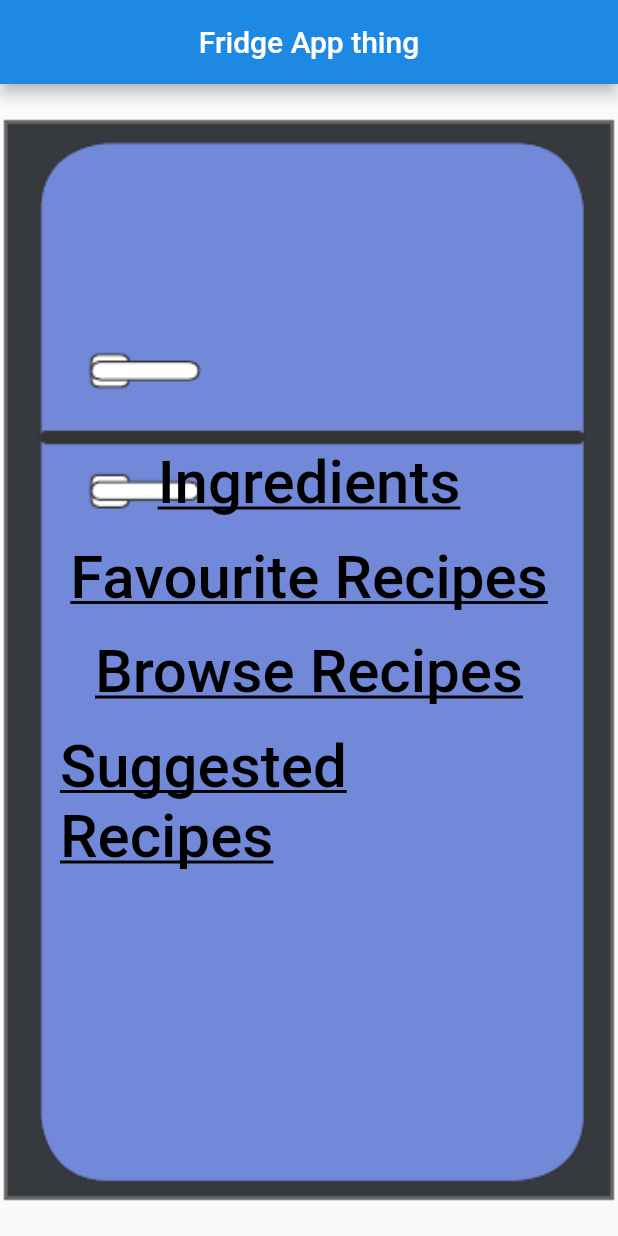
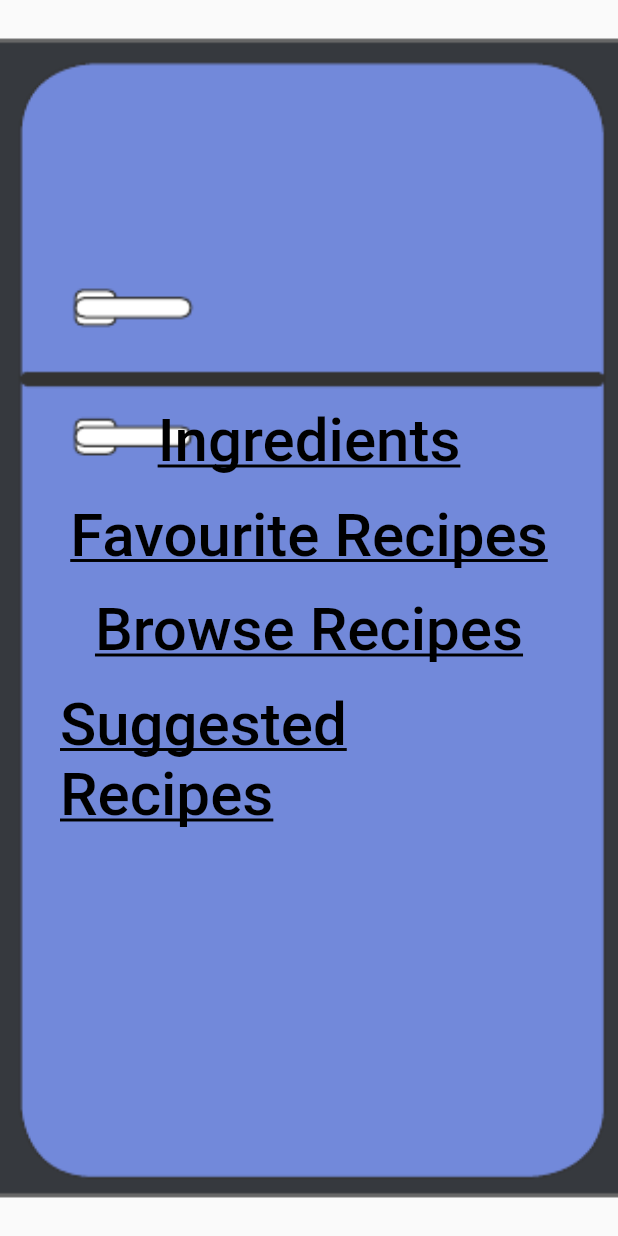
Before and after one commit to kristianduke/fridge-app-dev, a Flutter app: the screen it shows after launch, on a phone screen of 412 x 824 dp. Run offline on Flutter 3.47's test engine with Material 2 defaults, Android fonts, the phone set to English and light mode, and no system bars.

Commit message:
removed app bar

```diff
--- a/fridge_app/lib/main.dart
+++ b/fridge_app/lib/main.dart
@@ -15,11 +15,6 @@ class Home extends StatelessWidget {
   @override
   Widget build(BuildContext context) {
     return Scaffold(
-      appBar: AppBar(
-        title: const Text('Fridge App thing'),
-        centerTitle: true,
-        backgroundColor: Colors.blue[600],
-      ),
       body: Container(
         alignment: Alignment.center,
         padding: const EdgeInsets.all(32),
```
